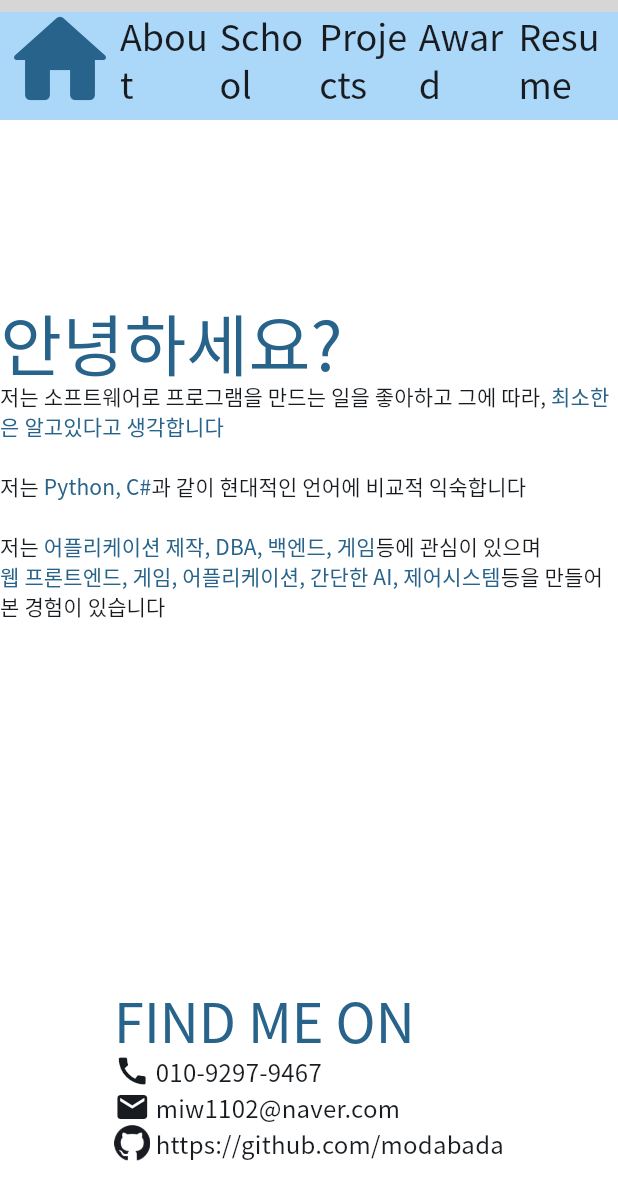
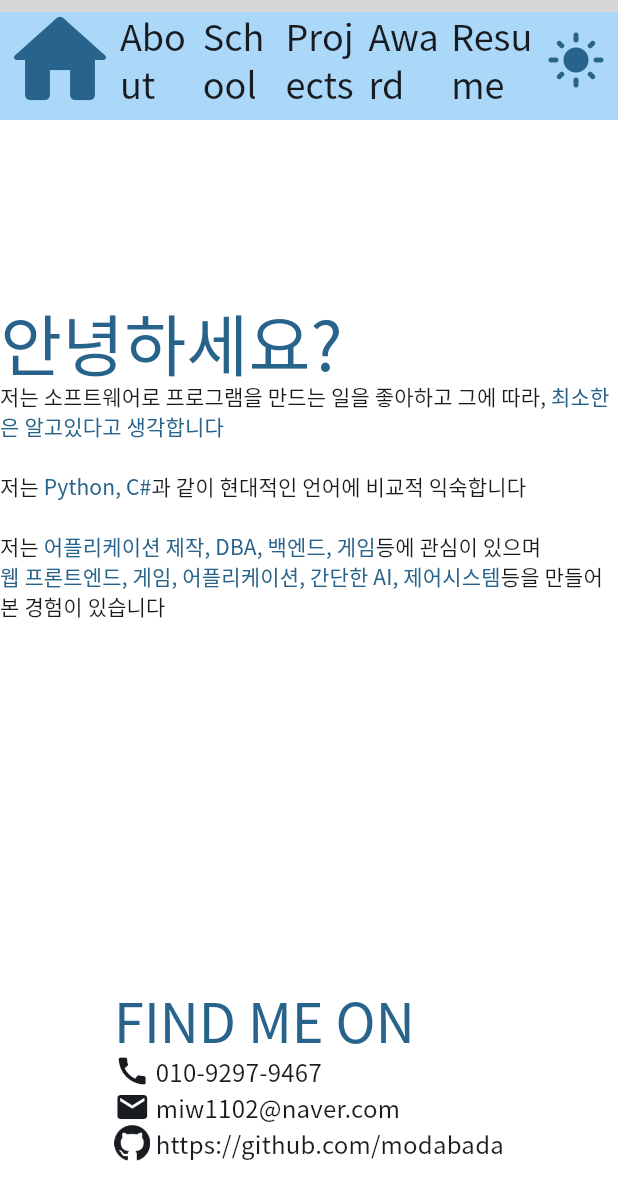
Before and after one commit to modabada/portfolio, a Flutter app: the screen it shows after launch, scrolled down 888 dp, on a phone screen of 412 x 824 dp. Shown: the top 1200 px of the screen. Run offline on Flutter 3.47's test engine with Material 3 defaults, Android fonts, the phone set to English and light mode, and no system bars; our stand-ins replace fluro, flutter_bloc, flutter_svg; missing offline and left inert: korea_regexp; grey boxes are pictures that could not be loaded.

Commit message:
다크모드 전환 버튼 추가

```diff
--- /dev/null
+++ b/lib/Component/NavBar/dark_mode_button.dart
@@ -0,0 +1,28 @@
+import 'package:flutter/material.dart';
+import 'package:flutter_bloc/flutter_bloc.dart';
+import 'package:portfolio/Bloc/Theme/theme_bloc.dart';
+import 'package:portfolio/Bloc/Theme/theme_event.dart';
+
+class DarkModeButton extends StatelessWidget {
+  const DarkModeButton({super.key});
+
+  @override
+  Widget build(final BuildContext context) {
+    final ColorScheme colorScheme = Theme.of(context).colorScheme;
+    final ThemeBloc themeBloc = context.read<ThemeBloc>();
+
+    final bool isLightTheme =
+        themeBloc.state.currentTheme.theme.brightness == Brightness.light;
+
+    return IconButton(
+      onPressed: () => themeBloc.add(ToggleThemeBtnPressed()),
+      icon: Center(
+        child: Icon(
+          isLightTheme ? Icons.light_mode_rounded : Icons.dark_mode_rounded,
+          size: 40,
+          color: colorScheme.primary,
+        ),
+      ),
+    );
+  }
+}
--- a/lib/Component/NavBar/nav_bar.dart
+++ b/lib/Component/NavBar/nav_bar.dart
@@ -1,6 +1,7 @@
 import 'package:flutter/foundation.dart';
 import 'package:flutter/material.dart';
 import 'package:portfolio/Component/NavBar/anim_element.dart';
+import 'package:portfolio/Component/NavBar/dark_mode_button.dart';
 import 'package:portfolio/router.dart';
 
 @immutable
@@ -71,6 +72,7 @@ class _NavBarState extends State<NavBar> {
                 navigatePath: resumePageRoute,
               ),
             ),
+            const DarkModeButton(),
           ],
         ),
       ),
```
